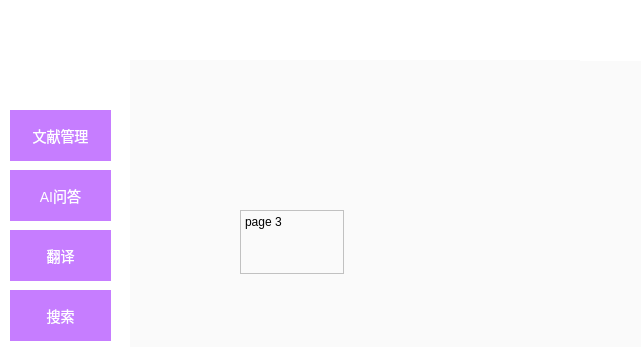
This is mainwindow2.ui in L7L7L/SE03UI as Qt 5 draws it before an edit; both pictures show x 0 to 641 and y 0 to 347 of the 1000 by 650 pixel window. The edited form follows.
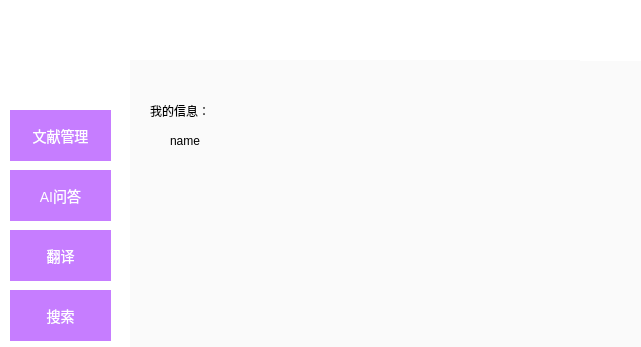
This is the edited form. The open tabs and pages were chosen to show the change. Icons and pictures are not drawn.

The edit to the form file:
```diff
--- a/mainwindow2.ui
+++ b/mainwindow2.ui
@@ -245,25 +245,42 @@
      </widget>
     </widget>
     <widget class="QWidget" name="page_3_mine">
-     <widget class="QTextEdit" name="textEdit_3">
+     <widget class="QLabel" name="label_name_2">
       <property name="geometry">
        <rect>
-        <x>110</x>
-        <y>150</y>
-        <width>104</width>
-        <height>64</height>
+        <x>40</x>
+        <y>70</y>
+        <width>391</width>
+        <height>21</height>
        </rect>
       </property>
-      <property name="html">
-       <string>&lt;!DOCTYPE HTML PUBLIC &quot;-//W3C//DTD HTML 4.0//EN&quot; &quot;http://www.w3.org/TR/REC-html40/strict.dtd&quot;&gt;
-&lt;html&gt;&lt;head&gt;&lt;meta name=&quot;qrichtext&quot; content=&quot;1&quot; /&gt;&lt;meta charset=&quot;utf-8&quot; /&gt;&lt;style type=&quot;text/css&quot;&gt;
-p, li { white-space: pre-wrap; }
-hr { height: 1px; border-width: 0; }
-li.unchecked::marker { content: &quot;\2610&quot;; }
-li.checked::marker { content: &quot;\2612&quot;; }
-&lt;/style&gt;&lt;/head&gt;&lt;body style=&quot; font-family:'Microsoft YaHei UI'; font-size:9pt; font-weight:400; font-style:normal;&quot;&gt;
-&lt;p style=&quot; margin-top:0px; margin-bottom:0px; margin-left:0px; margin-right:0px; -qt-block-indent:0; text-indent:0px;&quot;&gt;page 3&lt;/p&gt;
-&lt;p style=&quot;-qt-paragraph-type:empty; margin-top:0px; margin-bottom:0px; margin-left:0px; margin-right:0px; -qt-block-indent:0; text-indent:0px;&quot;&gt;&lt;br /&gt;&lt;/p&gt;&lt;/body&gt;&lt;/html&gt;</string>
+      <property name="text">
+       <string>name</string>
+      </property>
+      <property name="textFormat">
+       <enum>Qt::PlainText</enum>
+      </property>
+      <property name="alignment">
+       <set>Qt::AlignLeading|Qt::AlignLeft|Qt::AlignVCenter</set>
+      </property>
+     </widget>
+     <widget class="QLabel" name="label_profile">
+      <property name="geometry">
+       <rect>
+        <x>20</x>
+        <y>40</y>
+        <width>391</width>
+        <height>21</height>
+       </rect>
+      </property>
+      <property name="text">
+       <string>我的信息：</string>
+      </property>
+      <property name="textFormat">
+       <enum>Qt::PlainText</enum>
+      </property>
+      <property name="alignment">
+       <set>Qt::AlignLeading|Qt::AlignLeft|Qt::AlignVCenter</set>
       </property>
      </widget>
     </widget>
```
Left out of the diff: 2 changed lines with no effect on the pictures.
